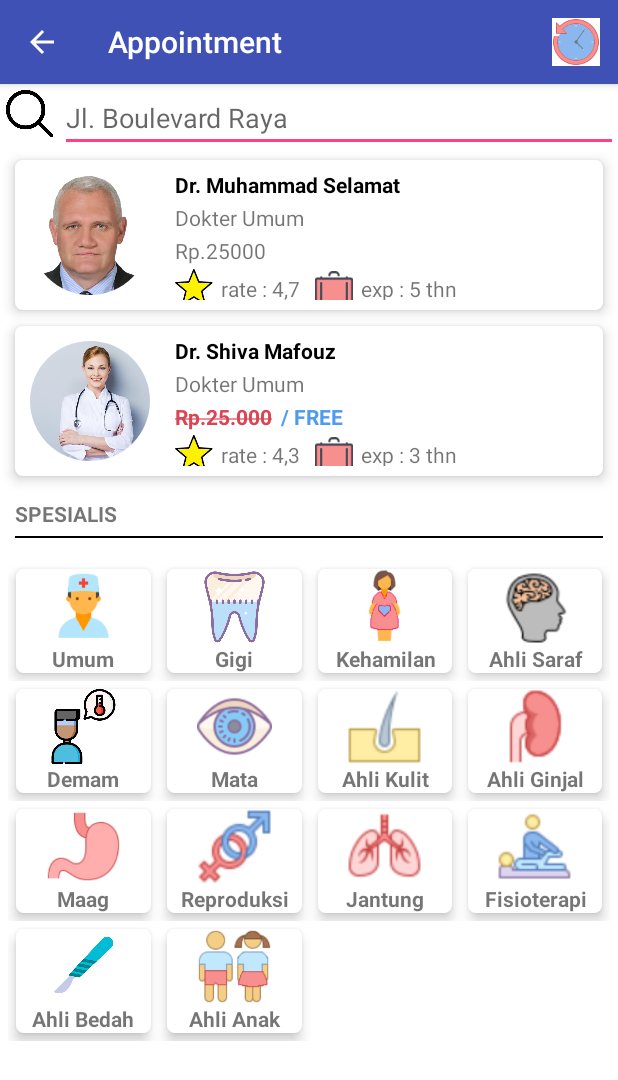
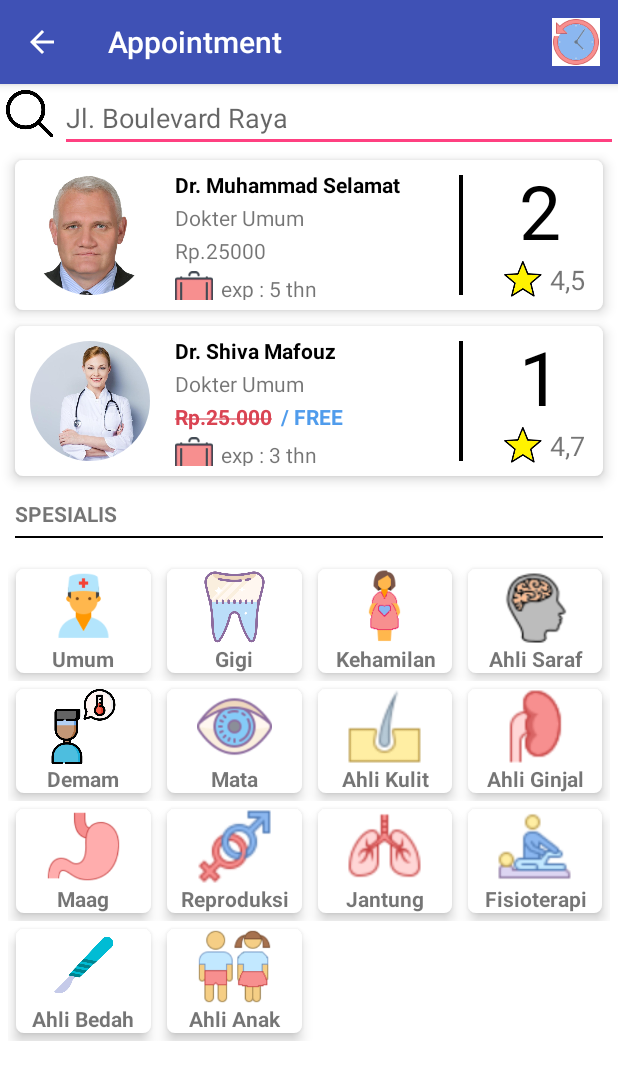
Before and after one commit to qprocompany/EzMedicPasien, an Android app: the MenuAppointment screen opened directly, with no data from a screen before it, on a phone screen of 412 x 824 dp. Shown: the top 1080 px of the screen. Run offline under Robolectric (Android 15) with nearby library versions, the light colour scheme and no system bars; our stand-ins replace CircleImageView.

Commit message:
new = RatingHistory update = PopTelepon, IsiHistory, MenuAppointment, FormRatingDokter, AndroidManifest

```diff
--- a/app/src/main/AndroidManifest.xml
+++ b/app/src/main/AndroidManifest.xml
@@ -44,6 +44,9 @@
         <activity
             android:name=".MenuRadiologi"
             android:parentActivityName=".MenuActivity" />
+        <activity
+            android:name=".RatingHistory"
+            android:parentActivityName=".MenuAppointment" />
         <activity android:name=".ProfilePasien" />
         <activity android:name=".MenuMore" />
         <activity
--- a/app/src/main/java/com/example/user/pasienapplication/IsiHistory.java
+++ b/app/src/main/java/com/example/user/pasienapplication/IsiHistory.java
@@ -11,6 +11,7 @@ public class IsiHistory extends AppCompatActivity {
     protected void onCreate(Bundle savedInstanceState) {
         super.onCreate(savedInstanceState);
         setContentView(R.layout.activity_isi_history);
+
         getSupportActionBar().setDisplayHomeAsUpEnabled(true);
         getSupportActionBar().setTitle("History Detail");
 
--- a/app/src/main/java/com/example/user/pasienapplication/MenuAppointment.java
+++ b/app/src/main/java/com/example/user/pasienapplication/MenuAppointment.java
@@ -18,7 +18,7 @@ import java.util.ArrayList;
 public class MenuAppointment extends AppCompatActivity {
 
     TextView v;
-    LinearLayout dokter1;
+    LinearLayout dokter1, ratingHistory;
     AutoCompleteTextView search_item;
     ArrayList<String> street = new ArrayList<>();
 
@@ -26,6 +26,7 @@ public class MenuAppointment extends AppCompatActivity {
     protected void onCreate(Bundle savedInstanceState) {
         super.onCreate(savedInstanceState);
         setContentView(R.layout.activity_menu_appointment);
+
         getSupportActionBar().setDisplayHomeAsUpEnabled(true);
         getSupportActionBar().setTitle("Appointment");
 
@@ -34,6 +35,15 @@ public class MenuAppointment extends AppCompatActivity {
             @Override
             public void onClick(View view) {
                 Intent intent =  new Intent(MenuAppointment.this, IsiDokter.class);
+                startActivity(intent);
+            }
+        });
+
+        ratingHistory = (LinearLayout) findViewById(R.id.ratingHistory);
+        ratingHistory.setOnClickListener(new View.OnClickListener() {
+            @Override
+            public void onClick(View view) {
+                Intent intent =  new Intent(MenuAppointment.this, RatingHistory.class);
                 startActivity(intent);
             }
         });
--- a/app/src/main/java/com/example/user/pasienapplication/PopTelepon.java
+++ b/app/src/main/java/com/example/user/pasienapplication/PopTelepon.java
@@ -18,6 +18,6 @@ public class PopTelepon extends Activity {
         int width = dm.widthPixels;
         int height = dm.heightPixels;
 
-        getWindow().setLayout((int) (width*.8),(int) (height*.2));
+        getWindow().setLayout((int) (width*.8),(int) (height*.3));
     }
 }
--- a/app/src/main/res/layout/activity_form_rating_dokter.xml
+++ b/app/src/main/res/layout/activity_form_rating_dokter.xml
@@ -232,6 +232,7 @@
                 android:background="@drawable/radiusblue"
                 android:elevation="2dp"
                 android:text="send"
+                android:textColor="@color/colorWhite"
                 android:textSize="20dp" />
 
         </LinearLayout>
--- a/app/src/main/res/layout/activity_isi_history.xml
+++ b/app/src/main/res/layout/activity_isi_history.xml
@@ -93,7 +93,7 @@
                         android:numStars="5"
                         android:progressTint="@color/colorFlower"
                         android:backgroundTint="@color/colorFlower"
-                        android:rating="5" />
+                        android:rating="4.5"/>
 
                 </LinearLayout>
             </LinearLayout>
--- a/app/src/main/res/layout/activity_menu_appointment.xml
+++ b/app/src/main/res/layout/activity_menu_appointment.xml
@@ -33,18 +33,18 @@
         android:orientation="vertical">
 
         <LinearLayout
-                android:id="@+id/dokter1"
             android:layout_width="match_parent"
             android:layout_height="match_parent"
+            android:layout_marginLeft="10dp"
             android:layout_marginTop="5dp"
+            android:layout_marginRight="10dp"
             android:layout_marginBottom="5dp"
-                android:layout_marginRight="10dp"
-                android:layout_marginLeft="10dp"
             android:background="@drawable/radius"
-                android:orientation="horizontal"
-                android:elevation="5dp">
+            android:elevation="5dp"
+            android:orientation="horizontal">
 
             <LinearLayout
+                android:id="@+id/dokter1"
                 android:layout_width="100dp"
                 android:layout_height="100dp"
                 android:orientation="vertical">
@@ -57,33 +57,33 @@
             </LinearLayout>
 
             <LinearLayout
-                    android:layout_width="match_parent"
+                android:layout_width="175dp"
                 android:layout_height="match_parent"
                 android:layout_margin="5dp"
                 android:orientation="vertical">
 
                 <TextView
-                        android:layout_width="match_parent"
+                    android:layout_width="wrap_content"
                     android:layout_height="wrap_content"
                     android:layout_margin="1dp"
                     android:text="Dr. Muhammad Selamat"
-                        android:textStyle="bold"
-                        android:textColor="@color/colorBlack"/>
+                    android:textColor="@color/colorBlack"
+                    android:textStyle="bold" />
 
                 <TextView
-                        android:layout_width="match_parent"
+                    android:layout_width="wrap_content"
                     android:layout_height="wrap_content"
                     android:layout_margin="1dp"
                     android:text="Dokter Umum" />
 
                 <TextView
-                        android:layout_width="match_parent"
+                    android:layout_width="wrap_content"
                     android:layout_height="wrap_content"
                     android:layout_margin="1dp"
                     android:text="Rp.25000" />
 
                 <LinearLayout
-                        android:layout_width="match_parent"
+                    android:layout_width="wrap_content"
                     android:layout_height="wrap_content"
                     android:layout_margin="1dp"
                     android:orientation="horizontal">
@@ -91,27 +91,6 @@
                     <LinearLayout
                         android:layout_width="wrap_content"
                         android:layout_height="wrap_content">
-
-                            <ImageView
-                                android:layout_width="25dp"
-                                android:layout_height="25dp"
-                                android:layout_weight="1"
-                                app:srcCompat="@drawable/rating" />
-
-                            <TextView
-                                android:layout_width="wrap_content"
-                                android:layout_height="wrap_content"
-                                android:layout_marginLeft="5dp"
-                                android:layout_marginTop="3dp"
-                                android:gravity="center_vertical"
-                                android:text="rate : 4,7"
-                                android:textAlignment="center" />
-                        </LinearLayout>
-
-                        <LinearLayout
-                            android:layout_width="wrap_content"
-                            android:layout_height="wrap_content"
-                            android:layout_marginLeft="10dp">
 
                         <ImageView
                             android:layout_width="25dp"
@@ -129,6 +108,63 @@
                 </LinearLayout>
 
             </LinearLayout>
+
+            <LinearLayout
+                android:layout_width="wrap_content"
+                android:layout_height="match_parent"
+                android:padding="1dp"
+                android:background="@color/colorBlack"
+                android:layout_margin="10dp"></LinearLayout>
+
+            <LinearLayout
+                android:id="@+id/ratingHistory"
+                android:layout_width="match_parent"
+                android:layout_height="match_parent"
+                android:orientation="vertical">
+
+                <LinearLayout
+                    android:layout_width="wrap_content"
+                    android:layout_height="wrap_content"
+                    android:orientation="vertical"
+                    android:layout_gravity="center_horizontal">
+
+                    <TextView
+                        android:id="@+id/textView18"
+                        android:layout_width="match_parent"
+                        android:layout_height="wrap_content"
+                        android:text="2"
+                        android:textAlignment="center"
+                        android:textColor="@color/colorBlack"
+                        android:textSize="50dp" />
+
+
+                    <LinearLayout
+                        android:layout_width="wrap_content"
+                        android:layout_height="wrap_content"
+                        android:orientation="horizontal"
+                        android:gravity="center_horizontal"
+                        android:layout_gravity="center_horizontal">
+
+                        <ImageView
+                            android:layout_width="25dp"
+                            android:layout_height="25dp"
+                            android:layout_weight="1"
+                            android:layout_marginLeft="5dp"
+                            android:layout_marginRight="5dp"
+                            app:srcCompat="@drawable/rating"/>
+
+                        <TextView
+                            android:layout_width="wrap_content"
+                            android:layout_height="wrap_content"
+                            android:text="4,5"
+                            android:textSize="18dp"/>
+
+                    </LinearLayout>
+
+                </LinearLayout>
+
+            </LinearLayout>
+
 
         </LinearLayout>
 
@@ -156,22 +192,22 @@
                 </LinearLayout>
 
                 <LinearLayout
-                    android:layout_width="match_parent"
+                    android:layout_width="175dp"
                     android:layout_height="match_parent"
                     android:layout_margin="5dp"
                     android:orientation="vertical">
 
                     <TextView
-                        android:layout_width="match_parent"
+                        android:layout_width="wrap_content"
                         android:layout_height="wrap_content"
                         android:layout_margin="1dp"
                         android:text="Dr. Shiva Mafouz"
-                        android:textStyle="bold"
-                        android:textColor="@color/colorBlack"/>
+                        android:textColor="@color/colorBlack"
+                        android:textStyle="bold" />
 
                     <TextView
                         android:id="@+id/textView13"
-                        android:layout_width="match_parent"
+                        android:layout_width="wrap_content"
                         android:layout_height="wrap_content"
                         android:layout_margin="1dp"
                         android:text="Dokter Umum" />
@@ -204,35 +240,15 @@
                     </LinearLayout>
 
                     <LinearLayout
-                        android:layout_width="match_parent"
+                        android:layout_width="wrap_content"
                         android:layout_height="wrap_content"
                         android:layout_margin="1dp"
                         android:orientation="horizontal">
 
+
                         <LinearLayout
                             android:layout_width="wrap_content"
                             android:layout_height="wrap_content">
-
-                            <ImageView
-                                android:layout_width="25dp"
-                                android:layout_height="25dp"
-                                android:layout_weight="1"
-                                app:srcCompat="@drawable/rating" />
-
-                            <TextView
-                                android:layout_width="wrap_content"
-                                android:layout_height="wrap_content"
-                                android:layout_marginLeft="5dp"
-                                android:layout_marginTop="3dp"
-                                android:gravity="center_vertical"
-                                android:text="rate : 4,3"
-                                android:textAlignment="center" />
-                        </LinearLayout>
-
-                        <LinearLayout
-                            android:layout_width="wrap_content"
-                            android:layout_height="wrap_content"
-                            android:layout_marginLeft="10dp">
 
                             <ImageView
                                 android:layout_width="25dp"
@@ -247,6 +263,61 @@
                                 android:text="exp : 3 thn"
                                 android:textAlignment="center" />
                         </LinearLayout>
+                    </LinearLayout>
+
+                </LinearLayout>
+
+                <LinearLayout
+                    android:layout_width="wrap_content"
+                    android:layout_height="match_parent"
+                    android:padding="1dp"
+                    android:background="@color/colorBlack"
+                    android:layout_margin="10dp"></LinearLayout>
+
+                <LinearLayout
+                    android:layout_width="match_parent"
+                    android:layout_height="match_parent"
+                    android:orientation="vertical">
+
+                    <LinearLayout
+                        android:layout_width="wrap_content"
+                        android:layout_height="wrap_content"
+                        android:orientation="vertical"
+                        android:layout_gravity="center_horizontal">
+
+                        <TextView
+                            android:id="@+id/textView19"
+                            android:layout_width="match_parent"
+                            android:layout_height="wrap_content"
+                            android:text="1"
+                            android:textAlignment="center"
+                            android:textColor="@color/colorBlack"
+                            android:textSize="50dp" />
+
+
+                        <LinearLayout
+                            android:layout_width="wrap_content"
+                            android:layout_height="wrap_content"
+                            android:orientation="horizontal"
+                            android:gravity="center_horizontal"
+                            android:layout_gravity="center_horizontal">
+
+                            <ImageView
+                                android:layout_width="25dp"
+                                android:layout_height="25dp"
+                                android:layout_weight="1"
+                                android:layout_marginLeft="5dp"
+                                android:layout_marginRight="5dp"
+                                app:srcCompat="@drawable/rating"/>
+
+                            <TextView
+                                android:layout_width="wrap_content"
+                                android:layout_height="wrap_content"
+                                android:text="4,7"
+                                android:textSize="18dp"/>
+
+                        </LinearLayout>
+
                     </LinearLayout>
 
                 </LinearLayout>
```
Also changed, not shown: app/src/main/java/com/example/user/pasienapplication/RatingHistory.java (added, +31 -0 lines), app/src/main/res/layout/activity_isi_dokter.xml (+14 -9 lines), app/src/main/res/layout/activity_pop_telepon.xml (+18 -14 lines), app/src/main/res/layout/activity_rating_history.xml (added, +221 -0 lines). Lines whose indentation alone changed are shown as unchanged.
